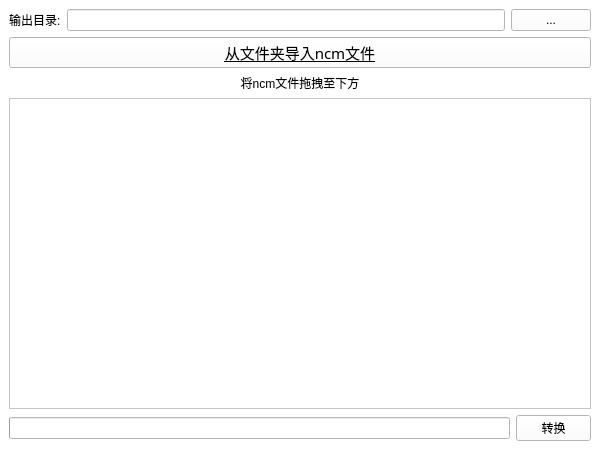
Before: the Qt Designer form ncmppGui/ui/mainwindow.ui in Majjcom/ncmppGui, drawn with Qt 5.
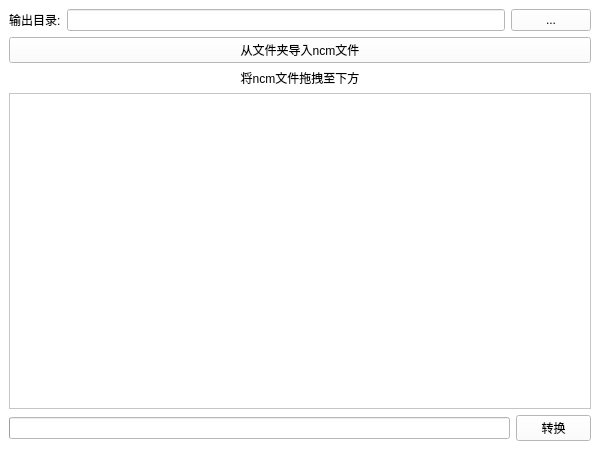
After: the same form once the commit is applied. Custom widgets are drawn as their Qt base class.

Diff of the .ui file:
```diff
--- a/ncmppGui/ui/mainwindow.ui
+++ b/ncmppGui/ui/mainwindow.ui
@@ -22,14 +22,6 @@
     <height>450</height>
    </size>
   </property>
-  <property name="font">
-   <font>
-    <family>HarmonyOS Sans SC</family>
-    <pointsize>11</pointsize>
-    <italic>false</italic>
-    <bold>false</bold>
-   </font>
-  </property>
   <property name="windowTitle">
    <string>ncmppGui</string>
   </property>
@@ -70,15 +62,6 @@
           <verstretch>0</verstretch>
          </sizepolicy>
         </property>
-        <property name="font">
-         <font>
-          <family>HarmonyOS Sans SC</family>
-          <pointsize>11</pointsize>
-          <italic>false</italic>
-          <bold>false</bold>
-          <underline>true</underline>
-         </font>
-        </property>
         <property name="text">
          <string>从文件夹导入ncm文件</string>
         </property>
```
